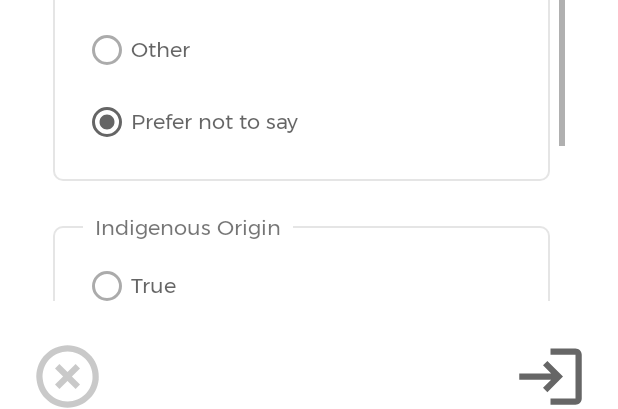
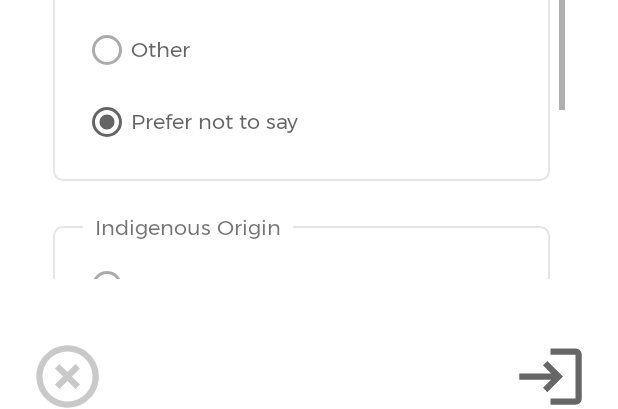
Before and after one commit to vd11-aus/INFS3605_M17A_G1, an Android app: the layout activity_create_account.xml on its own in the app's theme, with its tools: preview values and no code run, on a phone screen of 412 x 824 dp. Shown: the part 792-1201 px from the top of the screen. Run offline under Robolectric (Android 15) with nearby library versions, the phone set to English and light mode, and no system bars.

Commit message:
V0.2c2 - Programming continued

```diff
--- a/app/src/main/res/layout/activity_create_account.xml
+++ b/app/src/main/res/layout/activity_create_account.xml
@@ -15,7 +15,7 @@
         android:layout_marginTop="25dp"
         android:layout_marginEnd="35dp"
         android:layout_marginRight="35dp"
-        android:layout_marginBottom="25dp"
+        android:layout_marginBottom="40dp"
         app:layout_constraintBottom_toTopOf="@+id/ibCreateAccountContinue"
         app:layout_constraintEnd_toEndOf="parent"
         app:layout_constraintStart_toStartOf="parent"
@@ -24,7 +24,7 @@
         <LinearLayout
             android:layout_width="match_parent"
             android:layout_height="wrap_content"
-            android:orientation="vertical" >
+            android:orientation="vertical">
 
             <androidx.constraintlayout.widget.ConstraintLayout
                 android:layout_width="match_parent"
```
Also changed, not shown: app/src/main/java/com/example/custodian/CreateAccountActivity.java (+6 -5 lines).
